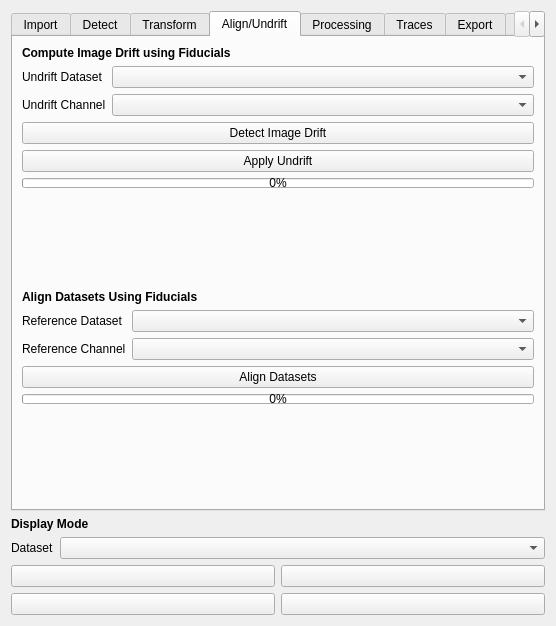
Before: the Qt Designer form src/napari_gapseq2/widget_ui.ui in piedrro/napari-GapSeq2, drawn with Qt 5.
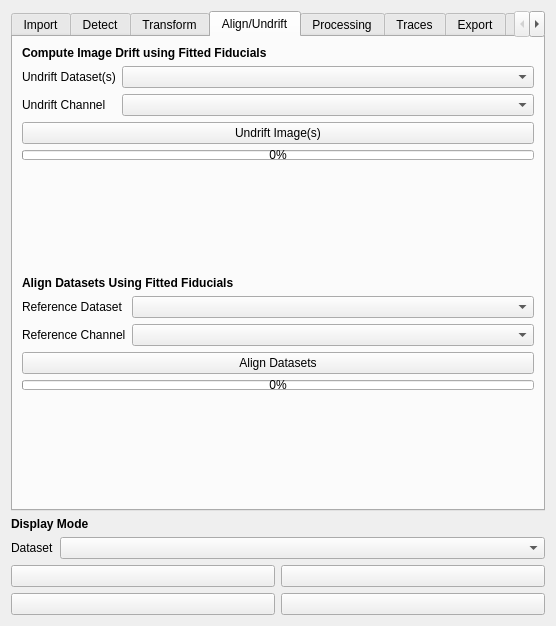
After: the same form once the commit is applied. The open tabs and pages were chosen to show the change.

Commit message: update undrift and alignment code

What changed in the file:
```diff
--- a/src/napari_gapseq2/widget_ui.ui
+++ b/src/napari_gapseq2/widget_ui.ui
@@ -901,7 +901,7 @@
           </font>
          </property>
          <property name="text">
-          <string>Compute Image Drift using Fiducials</string>
+          <string>Compute Image Drift using Fitted Fiducials</string>
          </property>
         </widget>
        </item>
@@ -920,7 +920,7 @@
          <item row="0" column="0">
           <widget class="QLabel" name="label_46">
            <property name="text">
-            <string>Undrift Dataset</string>
+            <string>Undrift Dataset(s)</string>
            </property>
           </widget>
          </item>
@@ -932,14 +932,7 @@
        <item>
         <widget class="QPushButton" name="detect_undrift">
          <property name="text">
-          <string>Detect Image Drift</string>
-         </property>
-        </widget>
-       </item>
-       <item>
-        <widget class="QPushButton" name="apply_undrift">
-         <property name="text">
-          <string>Apply Undrift</string>
+          <string>Undrift Image(s)</string>
          </property>
         </widget>
        </item>
@@ -978,7 +971,7 @@
           </font>
          </property>
          <property name="text">
-          <string>Align Datasets Using Fiducials</string>
+          <string>Align Datasets Using Fitted Fiducials</string>
          </property>
         </widget>
        </item>
```
Left out of the diff: 2 changed lines with no effect on the pictures. The commit also changes 6 other files.
